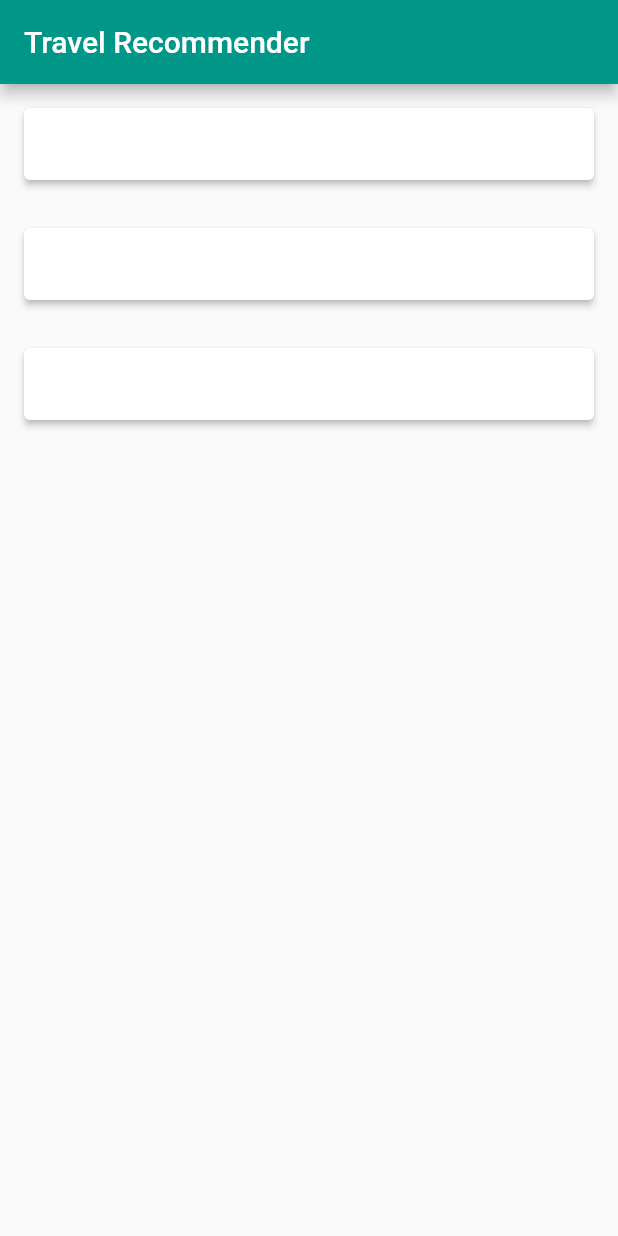
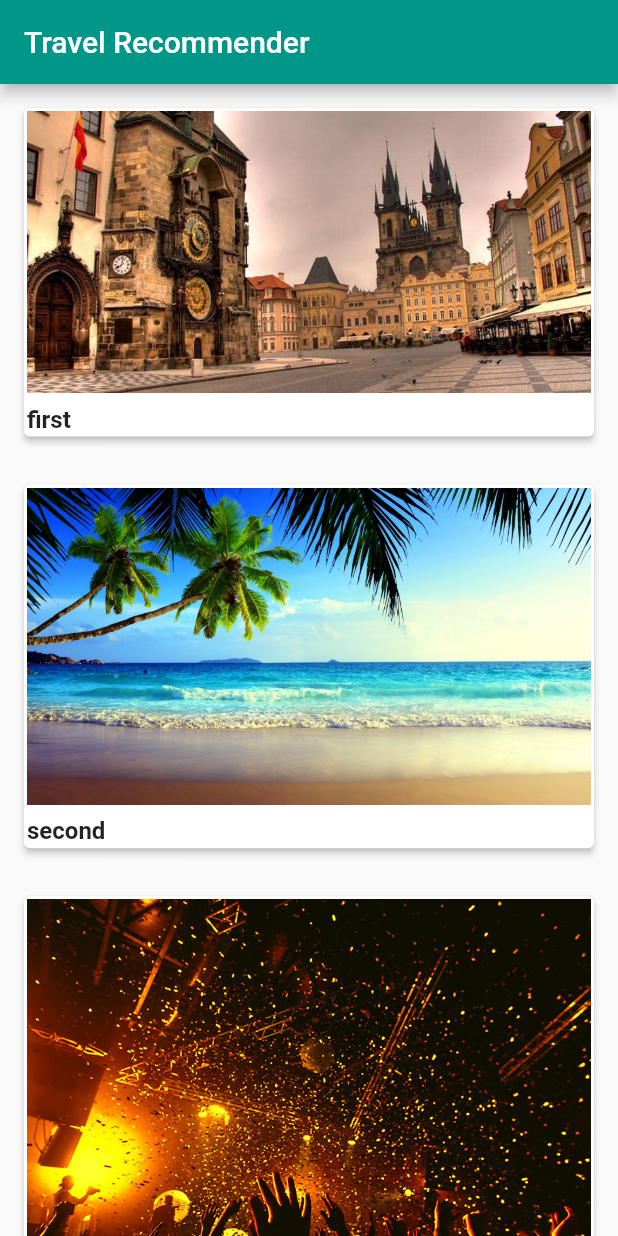
Before and after one commit to emrepun/MSCProject, a Flutter app: the screen it shows after launch, on a phone screen of 412 x 824 dp. Run offline on Flutter 3.47's test engine with Material 2 defaults, Android fonts, the phone set to English and light mode, and no system bars.

Commit message:
Welcome Page UI updated and image assets added.

```diff
--- a/version2/travel_app2/lib/main.dart
+++ b/version2/travel_app2/lib/main.dart
@@ -30,9 +30,9 @@ class MyHomePage extends StatelessWidget {
 Widget _myListView(BuildContext context) {
 
   final options = [
-    new Option("first", "firstImage", "first keywords"),
-    new Option("second", "secondImage", "second keywords"),
-    new Option("third", "thirdImage", "third keywords")
+    new Option("first", "assets/images/culture_history_art.jpg", "first keywords"),
+    new Option("second", "assets/images/beach_summer.jpg", "second keywords"),
+    new Option("third", "assets/images/nightlife_fun_party.jpg", "third keywords")
   ];
 
 
@@ -47,7 +47,23 @@ Widget _myListView(BuildContext context) {
             child: FlatButton(
               padding: EdgeInsets.all(0.0),
               child: Column(
-
+                children: <Widget>[
+                  new Container(
+                    padding: EdgeInsets.all(2.0),
+                    child: Column(
+                      crossAxisAlignment: CrossAxisAlignment.start,
+                      children: <Widget>[
+                        Image.asset(options[i].imageName),
+                        Container(height: 8.0,),
+                        Text(options[i].title,
+                          style: TextStyle(
+                            fontSize: 16.0,
+                            fontWeight: FontWeight.bold
+                          ),)
+                      ],
+                    ),
+                  )
+                ],
               ),
               onPressed: () {
                 //TODO: Implement request.
--- a/version2/travel_app2/pubspec.yaml
+++ b/version2/travel_app2/pubspec.yaml
@@ -40,6 +40,9 @@ flutter:
   # the material Icons class.
   uses-material-design: true
 
+  assets:
+  - assets/images/
+
   # To add assets to your application, add an assets section, like this:
   # assets:
   #  - images/a_dot_burr.jpeg
```
Also changed, not shown: version2/travel_app2/assets/images/beach_summer.jpg (added), version2/travel_app2/assets/images/culture_history_art.jpg (added), version2/travel_app2/assets/images/nightlife_fun_party.jpg (added).
